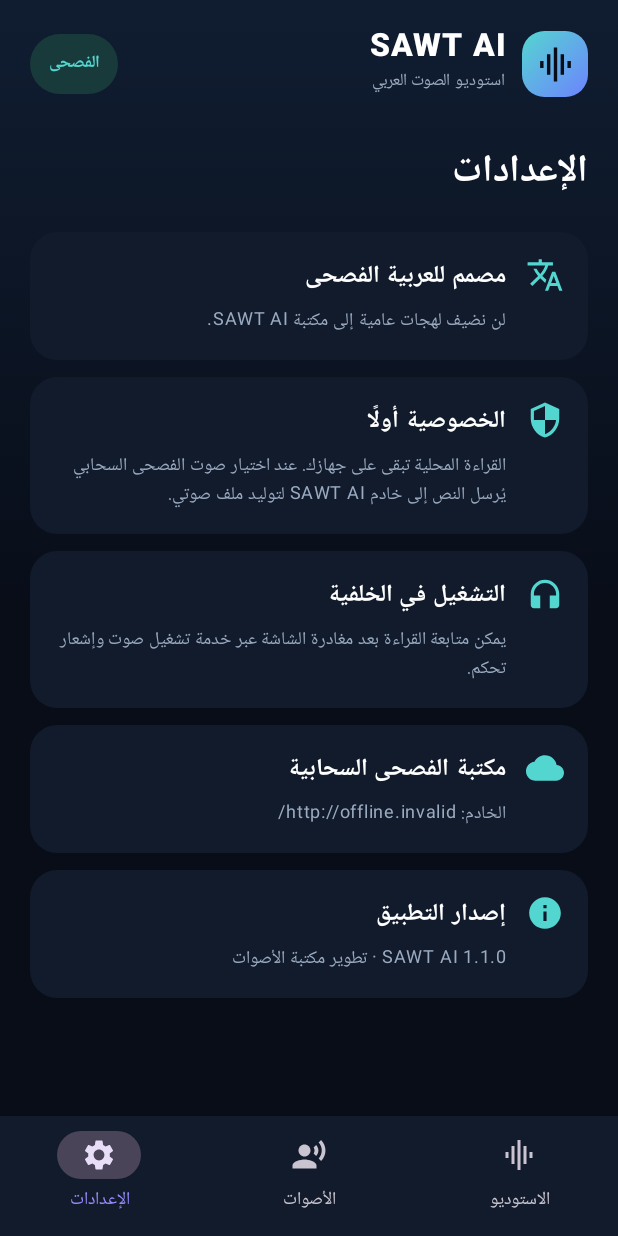
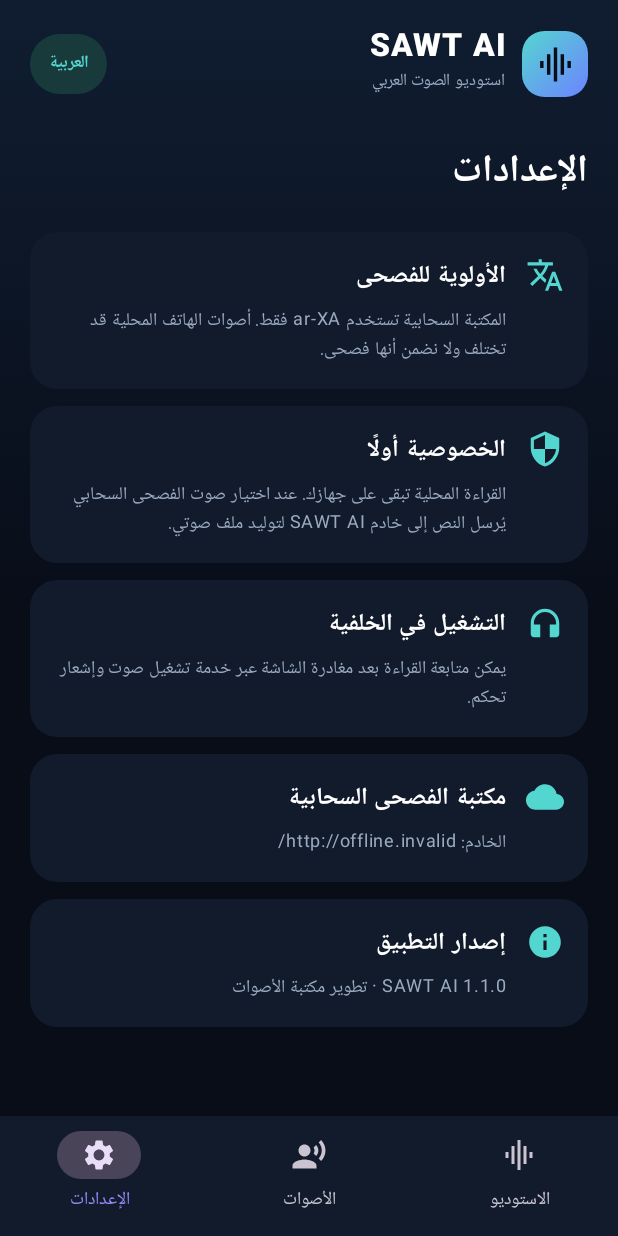
Before and after one commit to a730889067-sys/SAWT-AI, an Android app built with Jetpack Compose: the screen it shows after launch (MainActivity), item 3 of the bottom bar chosen, on a phone screen of 412 x 824 dp. Run offline under Robolectric (Android 15) with nearby library versions, the phone set to English and light mode, and no system bars.

Commit message:
Clarify that only cloud ar-XA voices are guaranteed MSA

```diff
--- a/app/src/main/java/com/sawt/ai/MainActivity.kt
+++ b/app/src/main/java/com/sawt/ai/MainActivity.kt
@@ -107,7 +107,7 @@ private fun SawtApp() {
       Spacer(Modifier.width(11.dp))
       Column { Text("SAWT AI",fontSize=21.sp,fontWeight=FontWeight.ExtraBold,letterSpacing=1.2.sp); Text("استوديو الصوت العربي",color=Muted,fontSize=11.sp) }
      }
-     Surface(color=Color(0xFF183A3B),shape=CircleShape) { Text("الفصحى",Modifier.padding(horizontal=12.dp,vertical=8.dp),color=Cyan,fontSize=11.sp,fontWeight=FontWeight.Bold) }
+     Surface(color=Color(0xFF183A3B),shape=CircleShape) { Text("العربية",Modifier.padding(horizontal=12.dp,vertical=8.dp),color=Cyan,fontSize=11.sp,fontWeight=FontWeight.Bold) }
     }
     Spacer(Modifier.height(27.dp))
     when(tab) {
@@ -132,7 +132,7 @@ private fun SawtApp() {
         Row(Modifier.fillMaxWidth(),horizontalArrangement=Arrangement.SpaceBetween,verticalAlignment=Alignment.CenterVertically) { Text("الصوت المختار",fontWeight=FontWeight.SemiBold); TextButton(onClick={tab=1}) { Text("كل الأصوات") } }
         if(selectedCloudVoice!=null) Row(verticalAlignment=Alignment.CenterVertically) { Box(Modifier.size(44.dp).clip(CircleShape).background(Panel2),contentAlignment=Alignment.Center) { Icon(Icons.Default.Cloud,null,tint=Cyan) }; Spacer(Modifier.width(12.dp)); Column(Modifier.weight(1f)) { Text(selectedCloudVoice!!.label,fontWeight=FontWeight.Bold); Text("صوت فصيح من المكتبة السحابية",color=Muted,fontSize=11.sp) }; Icon(Icons.Default.CheckCircle,null,tint=Cyan) } else if(selectedVoice!=null) Row(verticalAlignment=Alignment.CenterVertically) {
          Box(Modifier.size(44.dp).clip(CircleShape).background(Panel2),contentAlignment=Alignment.Center) { Icon(Icons.Default.RecordVoiceOver,null,tint=Cyan) }
-         Spacer(Modifier.width(12.dp)); Column(Modifier.weight(1f)) { Text(selectedVoice!!.label,fontWeight=FontWeight.Bold); Text("صوت عربي مثبت على جهازك",color=Muted,fontSize=11.sp) }; Icon(Icons.Default.CheckCircle,null,tint=Cyan)
+         Spacer(Modifier.width(12.dp)); Column(Modifier.weight(1f)) { Text(selectedVoice!!.label,fontWeight=FontWeight.Bold); Text("صوت الجهاز · قد لا يكون فصحى",color=Muted,fontSize=11.sp) }; Icon(Icons.Default.CheckCircle,null,tint=Cyan)
         } else Text("لا توجد أصوات عربية مثبتة.",color=Muted,fontSize=12.sp)
        }
       }
@@ -220,12 +220,12 @@ private fun SawtApp() {
          }
         }
        }
-       OutlinedButton(onClick={SystemVoiceCatalog.openTtsSettings(context)},modifier=Modifier.fillMaxWidth()) { Icon(Icons.Default.Download,null); Text("تنزيل أصوات إضافية") }
+       OutlinedButton(onClick={SystemVoiceCatalog.openTtsSettings(context)},modifier=Modifier.fillMaxWidth()) { Icon(Icons.Default.Download,null); Text("إدارة أصوات الجهاز") }
       }
      }
      else -> {
       Text("الإعدادات",fontSize=25.sp,fontWeight=FontWeight.Bold); Spacer(Modifier.height(18.dp))
-      InfoCard("مصمم للعربية الفصحى","لن نضيف لهجات عامية إلى مكتبة SAWT AI.",Icons.Default.Translate)
+      InfoCard("الأولوية للفصحى","المكتبة السحابية تستخدم ar-XA فقط. أصوات الهاتف المحلية قد تختلف ولا نضمن أنها فصحى.",Icons.Default.Translate)
       InfoCard("الخصوصية أولًا","القراءة المحلية تبقى على جهازك. عند اختيار صوت الفصحى السحابي يُرسل النص إلى خادم SAWT AI لتوليد ملف صوتي.",Icons.Default.Security)
       InfoCard("التشغيل في الخلفية","يمكن متابعة القراءة بعد مغادرة الشاشة عبر خدمة تشغيل صوت وإشعار تحكم.",Icons.Default.Headphones)
       InfoCard("مكتبة الفصحى السحابية",if(apiUrl.isBlank()) "لم يتم ربط عنوان الخادم بعد؛ الأصوات السحابية لن تعمل قبل نشر الخادم وضبط عنوانه." else "الخادم: $apiUrl",Icons.Default.Cloud)
```
